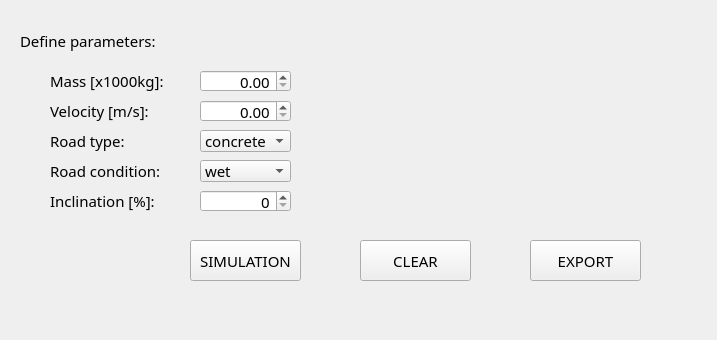
Old version of the form interface_SBD.ui in the repository hectormb182/vcvd2022_Marcos.
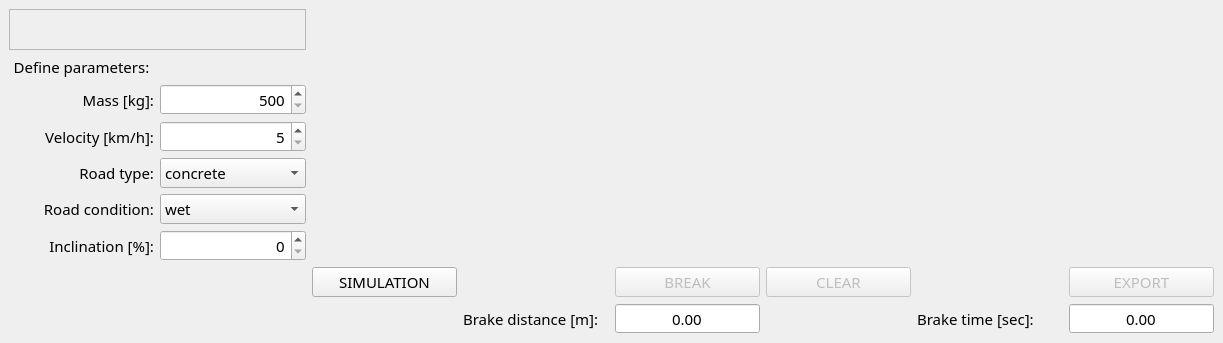
New version of the form. Custom widgets are drawn as their Qt base class.

Commit message: added brake distance and time distance values into the interface

```diff
--- a/interface_SBD.ui
+++ b/interface_SBD.ui
@@ -6,8 +6,8 @@
    <rect>
     <x>0</x>
     <y>0</y>
-    <width>717</width>
-    <height>340</height>
+    <width>1223</width>
+    <height>343</height>
    </rect>
   </property>
   <property name="font">
@@ -22,125 +22,61 @@
    <string>Simulation Breaking Distance</string>
   </property>
   <widget class="QWidget" name="centralwidget">
-   <widget class="QLabel" name="label">
-    <property name="geometry">
-     <rect>
-      <x>20</x>
-      <y>30</y>
-      <width>171</width>
-      <height>21</height>
-     </rect>
-    </property>
+   <layout class="QGridLayout" name="gridLayout">
+    <item row="7" column="1">
+     <widget class="QComboBox" name="road_condition_value">
+      <item>
+       <property name="text">
+        <string>wet</string>
+       </property>
+      </item>
+      <item>
     <property name="text">
-     <string>Define parameters:</string>
-    </property>
-   </widget>
+        <string>dry</string>
+       </property>
+      </item>
+      <item>
+       <property name="text">
+        <string>aquaplaning</string>
+       </property>
+      </item>
+     </widget>
+    </item>
+    <item row="0" column="2" rowspan="9" colspan="3">
+     <widget class="PlotWidget" name="position_plot" native="true"/>
+    </item>
+    <item row="0" column="0" rowspan="3" colspan="2">
+     <widget class="QFrame" name="frame">
+      <property name="frameShape">
+       <enum>QFrame::StyledPanel</enum>
+      </property>
+      <property name="frameShadow">
+       <enum>QFrame::Raised</enum>
+      </property>
+     </widget>
+    </item>
+    <item row="4" column="0">
    <widget class="QLabel" name="label_2">
-    <property name="geometry">
-     <rect>
-      <x>50</x>
-      <y>70</y>
-      <width>131</width>
-      <height>21</height>
-     </rect>
-    </property>
     <property name="text">
-     <string>Mass [x1000kg]:</string>
-    </property>
-   </widget>
-   <widget class="QLabel" name="label_3">
-    <property name="geometry">
-     <rect>
-      <x>50</x>
-      <y>100</y>
-      <width>121</width>
-      <height>21</height>
-     </rect>
-    </property>
-    <property name="text">
-     <string>Velocity [m/s]:</string>
-    </property>
-   </widget>
-   <widget class="QLabel" name="label_4">
-    <property name="geometry">
-     <rect>
-      <x>50</x>
-      <y>130</y>
-      <width>121</width>
-      <height>21</height>
-     </rect>
-    </property>
-    <property name="text">
-     <string>Road type:</string>
-    </property>
-   </widget>
+       <string>Mass [kg]:</string>
+      </property>
+      <property name="alignment">
+       <set>Qt::AlignRight|Qt::AlignTrailing|Qt::AlignVCenter</set>
+      </property>
+     </widget>
+    </item>
+    <item row="7" column="0">
    <widget class="QLabel" name="label_5">
-    <property name="geometry">
-     <rect>
-      <x>50</x>
-      <y>160</y>
-      <width>121</width>
-      <height>21</height>
-     </rect>
-    </property>
     <property name="text">
      <string>Road condition:</string>
     </property>
-   </widget>
-   <widget class="QLabel" name="label_6">
-    <property name="geometry">
-     <rect>
-      <x>50</x>
-      <y>190</y>
-      <width>121</width>
-      <height>21</height>
-     </rect>
-    </property>
-    <property name="text">
-     <string>Inclination [%]:</string>
-    </property>
-   </widget>
-   <widget class="QDoubleSpinBox" name="mass_value">
-    <property name="geometry">
-     <rect>
-      <x>200</x>
-      <y>70</y>
-      <width>91</width>
-      <height>22</height>
-     </rect>
-    </property>
     <property name="alignment">
      <set>Qt::AlignRight|Qt::AlignTrailing|Qt::AlignVCenter</set>
     </property>
-    <property name="maximum">
-     <double>250.000000000000000</double>
-    </property>
-   </widget>
-   <widget class="QDoubleSpinBox" name="velocity_value">
-    <property name="geometry">
-     <rect>
-      <x>200</x>
-      <y>100</y>
-      <width>91</width>
-      <height>22</height>
-     </rect>
-    </property>
-    <property name="alignment">
-     <set>Qt::AlignRight|Qt::AlignTrailing|Qt::AlignVCenter</set>
-    </property>
-    <property name="maximum">
-     <double>250.000000000000000</double>
-    </property>
-   </widget>
-   <widget class="QComboBox" name="road_type">
-    <property name="geometry">
-     <rect>
-      <x>200</x>
-      <y>130</y>
-      <width>91</width>
-      <height>22</height>
-     </rect>
-    </property>
+     </widget>
+    </item>
+    <item row="6" column="1">
+     <widget class="QComboBox" name="road_type_value">
     <item>
      <property name="text">
       <string>concrete</string>
@@ -167,40 +103,67 @@
      </property>
     </item>
    </widget>
-   <widget class="QComboBox" name="road_condition">
-    <property name="geometry">
-     <rect>
-      <x>200</x>
-      <y>160</y>
-      <width>91</width>
-      <height>22</height>
-     </rect>
-    </property>
-    <item>
-     <property name="text">
-      <string>wet</string>
-     </property>
-    </item>
-    <item>
-     <property name="text">
-      <string>dry</string>
-     </property>
+    </item>
+    <item row="5" column="1">
+     <widget class="QDoubleSpinBox" name="velocity_value">
+      <property name="alignment">
+       <set>Qt::AlignRight|Qt::AlignTrailing|Qt::AlignVCenter</set>
+      </property>
+      <property name="decimals">
+       <number>0</number>
+      </property>
+      <property name="minimum">
+       <double>5.000000000000000</double>
+      </property>
+      <property name="maximum">
+       <double>300.000000000000000</double>
+      </property>
+      <property name="singleStep">
+       <double>10.000000000000000</double>
+      </property>
+     </widget>
     </item>
-    <item>
+    <item row="6" column="0">
+     <widget class="QLabel" name="label_4">
      <property name="text">
-      <string>aquaplaning</string>
-     </property>
+       <string>Road type:</string>
+      </property>
+      <property name="alignment">
+       <set>Qt::AlignRight|Qt::AlignTrailing|Qt::AlignVCenter</set>
+      </property>
+     </widget>
     </item>
-   </widget>
-   <widget class="QSpinBox" name="spinBox">
-    <property name="geometry">
-     <rect>
-      <x>200</x>
-      <y>190</y>
-      <width>91</width>
-      <height>22</height>
-     </rect>
-    </property>
+    <item row="4" column="1">
+     <widget class="QDoubleSpinBox" name="mass_value">
+      <property name="alignment">
+       <set>Qt::AlignRight|Qt::AlignTrailing|Qt::AlignVCenter</set>
+      </property>
+      <property name="decimals">
+       <number>0</number>
+      </property>
+      <property name="minimum">
+       <double>500.000000000000000</double>
+      </property>
+      <property name="maximum">
+       <double>2000.000000000000000</double>
+      </property>
+      <property name="singleStep">
+       <double>500.000000000000000</double>
+      </property>
+     </widget>
+    </item>
+    <item row="9" column="4">
+     <widget class="QPushButton" name="break_button">
+      <property name="enabled">
+       <bool>false</bool>
+      </property>
+      <property name="text">
+       <string>BREAK</string>
+      </property>
+     </widget>
+    </item>
+    <item row="8" column="1">
+     <widget class="QSpinBox" name="inclination_value">
     <property name="alignment">
      <set>Qt::AlignRight|Qt::AlignTrailing|Qt::AlignVCenter</set>
     </property>
@@ -208,47 +171,127 @@
      <number>45</number>
     </property>
    </widget>
-   <widget class="QPushButton" name="simulate_button">
-    <property name="geometry">
-     <rect>
-      <x>190</x>
-      <y>240</y>
-      <width>111</width>
-      <height>41</height>
-     </rect>
-    </property>
+    </item>
+    <item row="9" column="2">
+     <widget class="QPushButton" name="simulation_button">
     <property name="text">
      <string>SIMULATION</string>
     </property>
    </widget>
-   <widget class="QPushButton" name="clear_button">
-    <property name="geometry">
-     <rect>
-      <x>360</x>
-      <y>240</y>
-      <width>111</width>
-      <height>41</height>
-     </rect>
-    </property>
+    </item>
+    <item row="3" column="0">
+     <widget class="QLabel" name="label">
+      <property name="text">
+       <string>Define parameters:</string>
+      </property>
+      <property name="alignment">
+       <set>Qt::AlignCenter</set>
+      </property>
+     </widget>
+    </item>
+    <item row="8" column="0">
+     <widget class="QLabel" name="label_6">
     <property name="text">
-     <string>CLEAR</string>
-    </property>
-   </widget>
+       <string>Inclination [%]:</string>
+      </property>
+      <property name="alignment">
+       <set>Qt::AlignRight|Qt::AlignTrailing|Qt::AlignVCenter</set>
+      </property>
+     </widget>
+    </item>
+    <item row="10" column="0">
+     <widget class="QWidget" name="widget" native="true"/>
+    </item>
+    <item row="5" column="0">
+     <widget class="QLabel" name="label_3">
+      <property name="text">
+       <string>Velocity [km/h]:</string>
+      </property>
+      <property name="alignment">
+       <set>Qt::AlignRight|Qt::AlignTrailing|Qt::AlignVCenter</set>
+      </property>
+     </widget>
+    </item>
+    <item row="9" column="9">
    <widget class="QPushButton" name="export_button">
-    <property name="geometry">
-     <rect>
-      <x>530</x>
-      <y>240</y>
-      <width>111</width>
-      <height>41</height>
-     </rect>
+      <property name="enabled">
+       <bool>false</bool>
     </property>
     <property name="text">
      <string>EXPORT</string>
     </property>
    </widget>
-  </widget>
- </widget>
+    </item>
+    <item row="0" column="7" rowspan="9" colspan="3">
+     <widget class="PlotWidget" name="velocity_plot" native="true"/>
+    </item>
+    <item row="9" column="7">
+     <widget class="QPushButton" name="clear_button">
+      <property name="enabled">
+       <bool>false</bool>
+      </property>
+      <property name="text">
+       <string>CLEAR</string>
+      </property>
+     </widget>
+    </item>
+    <item row="10" column="3">
+     <widget class="QLabel" name="label_7">
+      <property name="text">
+       <string>Brake distance [m]:</string>
+      </property>
+     </widget>
+    </item>
+    <item row="10" column="4">
+     <widget class="QDoubleSpinBox" name="brake_distance_box">
+      <property name="alignment">
+       <set>Qt::AlignCenter</set>
+      </property>
+      <property name="readOnly">
+       <bool>true</bool>
+      </property>
+      <property name="buttonSymbols">
+       <enum>QAbstractSpinBox::NoButtons</enum>
+      </property>
+      <property name="maximum">
+       <double>1000.000000000000000</double>
+      </property>
+     </widget>
+    </item>
+    <item row="10" column="9">
+     <widget class="QDoubleSpinBox" name="brake_time_box">
+      <property name="alignment">
+       <set>Qt::AlignCenter</set>
+      </property>
+      <property name="readOnly">
+       <bool>true</bool>
+      </property>
+      <property name="buttonSymbols">
+       <enum>QAbstractSpinBox::NoButtons</enum>
+      </property>
+      <property name="maximum">
+       <double>1000.000000000000000</double>
+      </property>
+     </widget>
+    </item>
+    <item row="10" column="8">
+     <widget class="QLabel" name="label_8">
+      <property name="text">
+       <string>Brake time [sec]:</string>
+      </property>
+     </widget>
+    </item>
+   </layout>
+  </widget>
+ </widget>
+ <customwidgets>
+  <customwidget>
+   <class>PlotWidget</class>
+   <extends>QWidget</extends>
+   <header location="global">pyqtgraph</header>
+   <container>1</container>
+  </customwidget>
+ </customwidgets>
  <resources/>
  <connections/>
 </ui>
```
Lines whose indentation alone changed are shown as unchanged.
